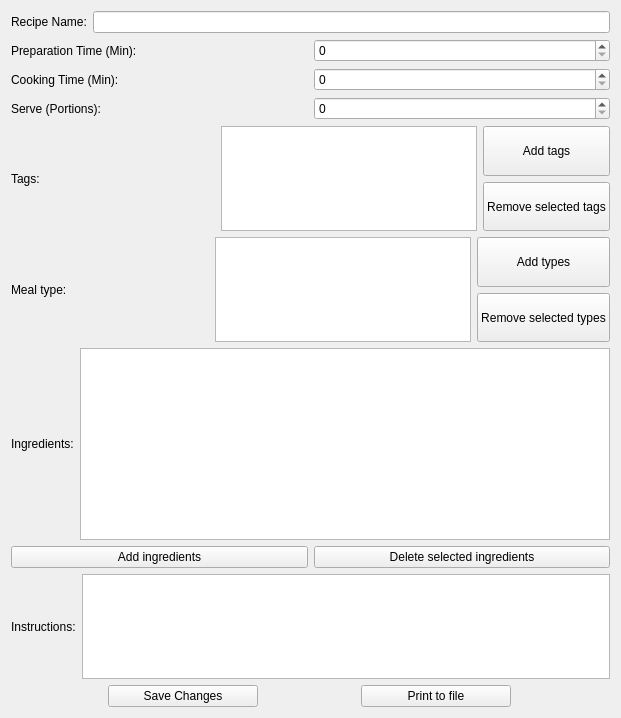
slevasse/foodinator, file edit_recipe.ui: the form before one commit.
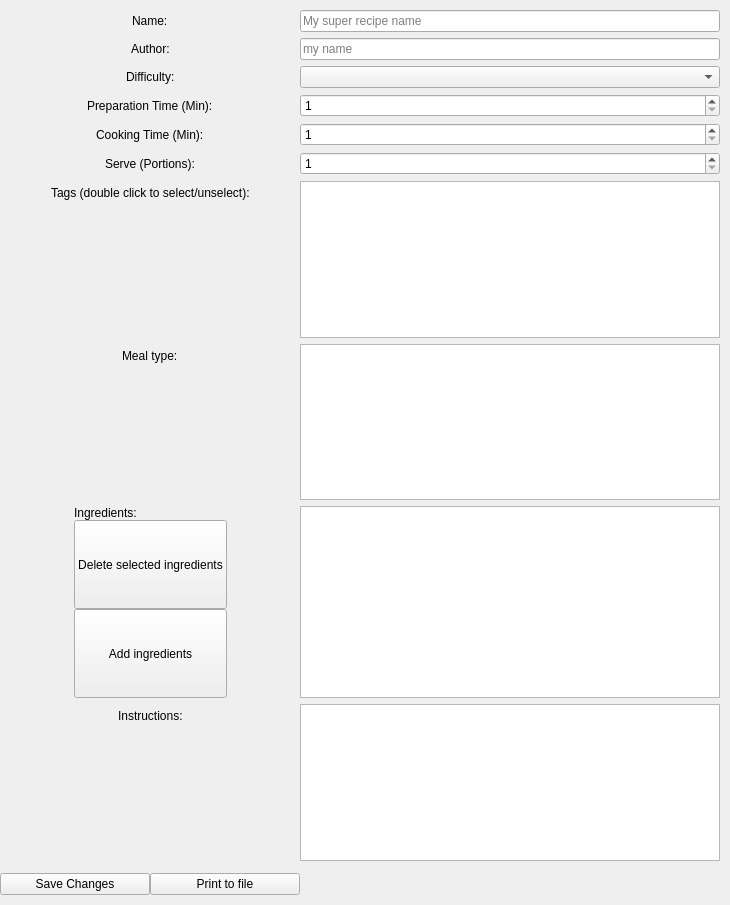
The form after the commit.

```diff
--- a/edit_recipe.ui
+++ b/edit_recipe.ui
@@ -6,8 +6,8 @@
    <rect>
     <x>0</x>
     <y>0</y>
-    <width>621</width>
-    <height>718</height>
+    <width>730</width>
+    <height>905</height>
    </rect>
   </property>
   <property name="minimumSize">
@@ -18,115 +18,120 @@
   </property>
   <property name="maximumSize">
    <size>
-    <width>1000</width>
+    <width>1200</width>
     <height>16777215</height>
    </size>
   </property>
   <property name="windowTitle">
    <string>Form</string>
   </property>
-  <layout class="QVBoxLayout" name="verticalLayout">
-   <item>
-    <layout class="QHBoxLayout" name="horizontalLayout">
-     <item>
+  <property name="autoFillBackground">
+   <bool>false</bool>
+  </property>
+  <layout class="QFormLayout" name="formLayout">
+   <property name="labelAlignment">
+    <set>Qt::AlignCenter</set>
+   </property>
+   <property name="horizontalSpacing">
+    <number>0</number>
+   </property>
+   <property name="leftMargin">
+    <number>0</number>
+   </property>
+   <property name="topMargin">
+    <number>10</number>
+   </property>
+   <property name="rightMargin">
+    <number>10</number>
+   </property>
+   <property name="bottomMargin">
+    <number>10</number>
+   </property>
+   <item row="0" column="0">
       <widget class="QLabel" name="label">
        <property name="text">
-        <string>Recipe Name:</string>
+      <string>Name:</string>
        </property>
       </widget>
      </item>
-     <item>
+   <item row="0" column="1">
       <widget class="QLineEdit" name="lineEdit_edit_name">
        <property name="sizePolicy">
-        <sizepolicy hsizetype="Expanding" vsizetype="Fixed">
+      <sizepolicy hsizetype="Preferred" vsizetype="Fixed">
          <horstretch>0</horstretch>
          <verstretch>0</verstretch>
         </sizepolicy>
        </property>
+     <property name="text">
+      <string/>
+     </property>
        <property name="maxLength">
         <number>1000</number>
        </property>
-      </widget>
-     </item>
-    </layout>
-   </item>
-   <item>
-    <layout class="QHBoxLayout" name="horizontalLayout_2">
-     <item>
+     <property name="placeholderText">
+      <string>My super recipe name</string>
+     </property>
+    </widget>
+   </item>
+   <item row="3" column="0">
       <widget class="QLabel" name="label_2">
        <property name="text">
         <string>Preparation Time (Min):</string>
        </property>
       </widget>
      </item>
-     <item>
+   <item row="3" column="1">
       <widget class="QSpinBox" name="spinBox_edit_prep_time">
+     <property name="minimum">
+      <number>1</number>
+     </property>
        <property name="maximum">
         <number>1000</number>
        </property>
       </widget>
      </item>
-    </layout>
-   </item>
-   <item>
-    <layout class="QHBoxLayout" name="horizontalLayout_3">
-     <item>
+   <item row="4" column="0">
       <widget class="QLabel" name="label_3">
        <property name="text">
         <string>Cooking Time (Min):</string>
        </property>
       </widget>
      </item>
-     <item>
+   <item row="4" column="1">
       <widget class="QSpinBox" name="spinBox_edit_cook_time">
+     <property name="minimum">
+      <number>1</number>
+     </property>
        <property name="maximum">
         <number>1000</number>
        </property>
       </widget>
      </item>
-    </layout>
-   </item>
-   <item>
-    <layout class="QHBoxLayout" name="horizontalLayout_4">
-     <item>
+   <item row="5" column="0">
       <widget class="QLabel" name="label_4">
        <property name="text">
         <string>Serve (Portions):</string>
        </property>
       </widget>
      </item>
-     <item>
+   <item row="5" column="1">
       <widget class="QSpinBox" name="spinBox_edit_portion">
+     <property name="minimum">
+      <number>1</number>
+     </property>
        <property name="maximum">
         <number>1000</number>
        </property>
       </widget>
      </item>
-    </layout>
-   </item>
-   <item>
-    <layout class="QHBoxLayout" name="horizontalLayout_5">
-     <item>
+   <item row="6" column="0">
       <widget class="QLabel" name="label_5">
        <property name="text">
-        <string>Tags:</string>
+      <string>Tags (double click to select/unselect):</string>
        </property>
       </widget>
      </item>
-     <item>
-      <spacer name="horizontalSpacer">
-       <property name="orientation">
-        <enum>Qt::Horizontal</enum>
-       </property>
-       <property name="sizeHint" stdset="0">
-        <size>
-         <width>40</width>
-         <height>20</height>
-        </size>
-       </property>
-      </spacer>
-     </item>
-     <item>
+   <item row="6" column="1">
       <widget class="QListWidget" name="listWidget_edit_tags">
        <property name="minimumSize">
         <size>
@@ -139,67 +144,14 @@
        </property>
       </widget>
      </item>
-     <item>
-      <layout class="QVBoxLayout" name="verticalLayout_2">
-       <item>
-        <widget class="QPushButton" name="pushButton_add_tags">
-         <property name="sizePolicy">
-          <sizepolicy hsizetype="Minimum" vsizetype="Expanding">
-           <horstretch>0</horstretch>
-           <verstretch>0</verstretch>
-          </sizepolicy>
-         </property>
-         <property name="text">
-          <string>Add tags</string>
-         </property>
-        </widget>
-       </item>
-       <item>
-        <widget class="QPushButton" name="pushButton_remove_selected_tags">
-         <property name="sizePolicy">
-          <sizepolicy hsizetype="Minimum" vsizetype="Expanding">
-           <horstretch>0</horstretch>
-           <verstretch>0</verstretch>
-          </sizepolicy>
-         </property>
-         <property name="baseSize">
-          <size>
-           <width>0</width>
-           <height>0</height>
-          </size>
-         </property>
-         <property name="text">
-          <string>Remove selected tags</string>
-         </property>
-        </widget>
-       </item>
-      </layout>
-     </item>
-    </layout>
-   </item>
-   <item>
-    <layout class="QHBoxLayout" name="horizontalLayout_7">
-     <item>
+   <item row="7" column="0">
       <widget class="QLabel" name="label_8">
        <property name="text">
         <string>Meal type:</string>
        </property>
       </widget>
      </item>
-     <item>
-      <spacer name="horizontalSpacer_2">
-       <property name="orientation">
-        <enum>Qt::Horizontal</enum>
-       </property>
-       <property name="sizeHint" stdset="0">
-        <size>
-         <width>40</width>
-         <height>20</height>
-        </size>
-       </property>
-      </spacer>
-     </item>
-     <item>
+   <item row="7" column="1">
       <widget class="QListWidget" name="listWidget_edit_types">
        <property name="minimumSize">
         <size>
@@ -215,42 +167,8 @@
        </property>
       </widget>
      </item>
-     <item>
-      <layout class="QVBoxLayout" name="verticalLayout_3">
-       <item>
-        <widget class="QPushButton" name="pushButton_add_type">
-         <property name="sizePolicy">
-          <sizepolicy hsizetype="Minimum" vsizetype="Expanding">
-           <horstretch>0</horstretch>
-           <verstretch>0</verstretch>
-          </sizepolicy>
-         </property>
-         <property name="text">
-          <string>Add types</string>
-         </property>
-        </widget>
-       </item>
-       <item>
-        <widget class="QPushButton" name="pushButton_remove_selected_type">
-         <property name="sizePolicy">
-          <sizepolicy hsizetype="Minimum" vsizetype="Expanding">
-           <horstretch>0</horstretch>
-           <verstretch>0</verstretch>
-          </sizepolicy>
-         </property>
-         <property name="text">
-          <string>Remove selected types</string>
-         </property>
-        </widget>
-       </item>
-      </layout>
-     </item>
-    </layout>
-   </item>
-   <item>
-    <layout class="QVBoxLayout" name="verticalLayout_4">
-     <item>
-      <layout class="QHBoxLayout" name="horizontalLayout_10">
+   <item row="8" column="0">
+    <layout class="QVBoxLayout" name="verticalLayout">
        <item>
         <widget class="QLabel" name="label_6">
          <property name="text">
@@ -259,6 +177,34 @@
         </widget>
        </item>
        <item>
+      <widget class="QPushButton" name="pushButton_delete_ingredient">
+       <property name="sizePolicy">
+        <sizepolicy hsizetype="Minimum" vsizetype="Expanding">
+         <horstretch>0</horstretch>
+         <verstretch>0</verstretch>
+        </sizepolicy>
+       </property>
+       <property name="text">
+        <string>Delete selected ingredients</string>
+       </property>
+      </widget>
+     </item>
+     <item>
+      <widget class="QPushButton" name="pushButton_add_ingredient">
+       <property name="sizePolicy">
+        <sizepolicy hsizetype="Minimum" vsizetype="Expanding">
+         <horstretch>0</horstretch>
+         <verstretch>0</verstretch>
+        </sizepolicy>
+       </property>
+       <property name="text">
+        <string>Add ingredients</string>
+       </property>
+      </widget>
+     </item>
+    </layout>
+   </item>
+   <item row="8" column="1">
         <widget class="QTableWidget" name="tableWidget_edit_ingredient">
          <property name="sizePolicy">
           <sizepolicy hsizetype="Expanding" vsizetype="MinimumExpanding">
@@ -280,62 +226,10 @@
          </property>
         </widget>
        </item>
-      </layout>
-     </item>
-     <item>
-      <layout class="QHBoxLayout" name="horizontalLayout_11">
-       <item>
-        <widget class="QPushButton" name="pushButton_add_ingredient">
-         <property name="sizePolicy">
-          <sizepolicy hsizetype="Minimum" vsizetype="Expanding">
-           <horstretch>0</horstretch>
-           <verstretch>0</verstretch>
-          </sizepolicy>
-         </property>
-         <property name="text">
-          <string>Add ingredients</string>
-         </property>
-        </widget>
-       </item>
-       <item>
-        <widget class="QPushButton" name="pushButton_delete_ingredient">
-         <property name="sizePolicy">
-          <sizepolicy hsizetype="Minimum" vsizetype="Expanding">
-           <horstretch>0</horstretch>
-           <verstretch>0</verstretch>
-          </sizepolicy>
-         </property>
-         <property name="text">
-          <string>Delete selected ingredients</string>
-         </property>
-        </widget>
-       </item>
-      </layout>
-     </item>
-    </layout>
-   </item>
-   <item>
-    <layout class="QHBoxLayout" name="horizontalLayout_8">
-     <item>
-      <widget class="QLabel" name="label_7">
-       <property name="text">
-        <string>Instructions:</string>
-       </property>
-      </widget>
-     </item>
-     <item>
-      <widget class="QPlainTextEdit" name="plainTextEdit_edit_instruction">
-       <property name="minimumSize">
-        <size>
-         <width>400</width>
-         <height>0</height>
-        </size>
-       </property>
-      </widget>
-     </item>
-    </layout>
-   </item>
-   <item>
+   <item row="10" column="0">
+    <layout class="QHBoxLayout" name="horizontalLayout_8"/>
+   </item>
+   <item row="11" column="0">
     <layout class="QHBoxLayout" name="horizontalLayout_9">
      <item>
       <widget class="QPushButton" name="pushButton_save">
@@ -380,6 +274,47 @@
      </item>
     </layout>
    </item>
+   <item row="9" column="0">
+    <widget class="QLabel" name="label_7">
+     <property name="text">
+      <string>Instructions:</string>
+     </property>
+    </widget>
+   </item>
+   <item row="9" column="1">
+    <widget class="QPlainTextEdit" name="plainTextEdit_edit_instruction">
+     <property name="minimumSize">
+      <size>
+       <width>400</width>
+       <height>0</height>
+      </size>
+     </property>
+    </widget>
+   </item>
+   <item row="1" column="0">
+    <widget class="QLabel" name="label_9">
+     <property name="text">
+      <string>Author:</string>
+     </property>
+    </widget>
+   </item>
+   <item row="1" column="1">
+    <widget class="QLineEdit" name="lineEdit">
+     <property name="placeholderText">
+      <string>my name</string>
+     </property>
+    </widget>
+   </item>
+   <item row="2" column="0">
+    <widget class="QLabel" name="label_10">
+     <property name="text">
+      <string>Difficulty:</string>
+     </property>
+    </widget>
+   </item>
+   <item row="2" column="1">
+    <widget class="QComboBox" name="comboBox"/>
+   </item>
   </layout>
  </widget>
  <resources/>
```
Lines whose indentation alone changed are shown as unchanged.
